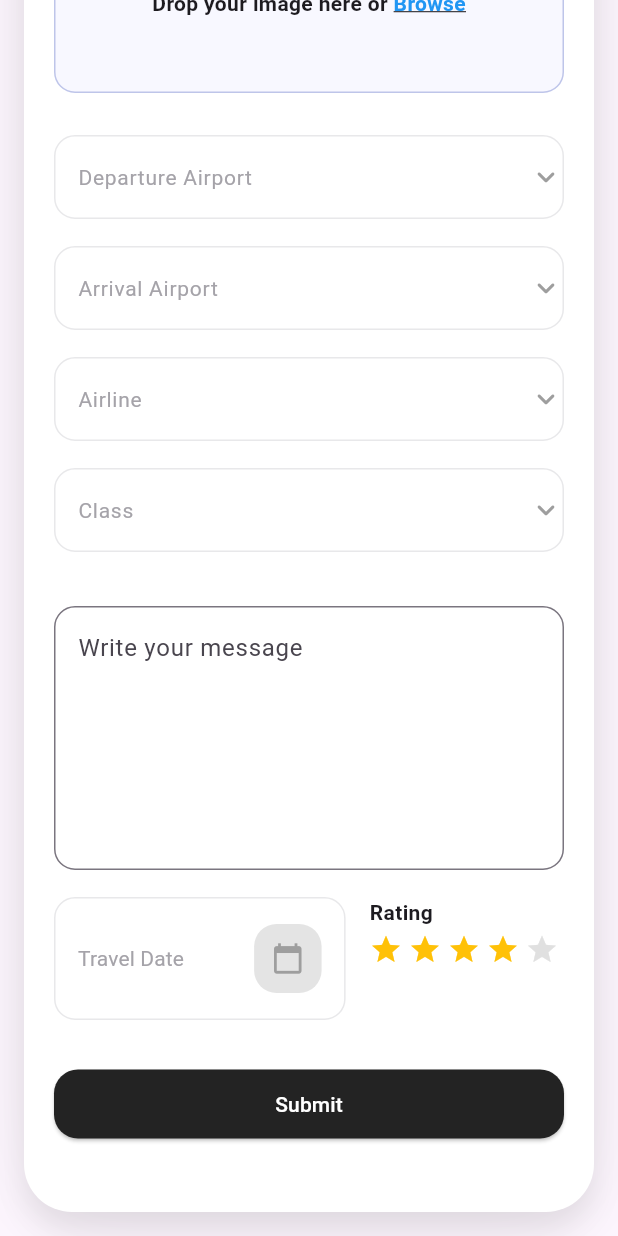
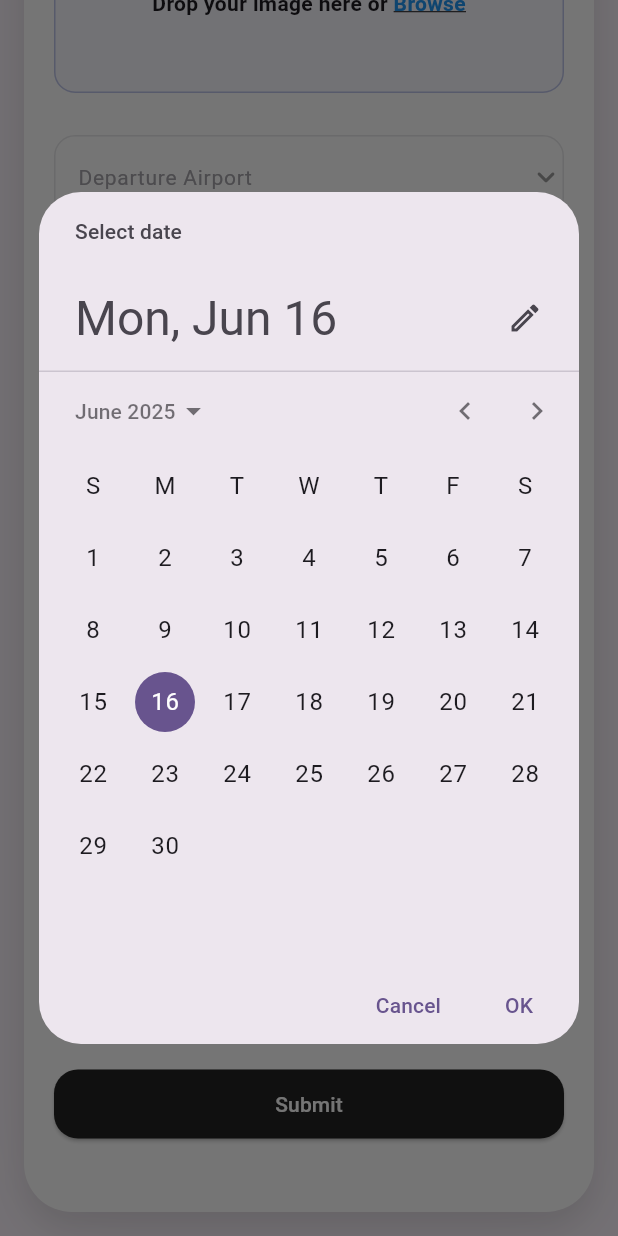
Before and after one commit to jihad1236/Test_project, a Flutter app: the ShareWidget screen opened directly, scrolled down 244 dp, after a tap on "Travel Date", on a phone screen of 412 x 824 dp. Run offline on Flutter 3.47's test engine with Material 3 defaults, Android fonts, the phone set to English and light mode, and no system bars; our stand-ins replace firebase_core, get, iconsax; accounts and stored records are empty; network calls fail; Roboto replaces fonts that are missing (Plus Jakarta Sans).

Commit message:
upload post

```diff
--- /dev/null
+++ b/lib/controller/post_controller.dart
@@ -0,0 +1,85 @@
+import 'package:get/get.dart';
+import 'package:flutter/material.dart';
+import 'package:intl/intl.dart';
+import 'package:test_project/model/post_model.dart';
+
+class ShareController extends GetxController {
+  final formKey = GlobalKey<FormState>();
+  final messageController = TextEditingController();
+
+  final departure = RxnString();
+  final arrival = RxnString();
+  final airline = RxnString();
+  final travelClass = RxnString();
+  final rating = 4.obs;
+  final travelDate = Rx<DateTime?>(null);
+
+  final dummyPosts = <PostModel>[
+    PostModel(
+      departureAirport: 'JFK',
+      arrivalAirport: 'LAX',
+      airline: 'Emirates',
+      travelClass: 'Economy',
+      message: 'Flying from JFK to LAX on Emirates Economy.',
+      travelDate: DateTime.now(),
+      rating: 4.0,
+      imageUrl: 'https://via.placeholder.com/150',
+    ),
+    PostModel(
+      departureAirport: 'LAX',
+      arrivalAirport: 'DXB',
+      airline: 'Delta',
+      travelClass: 'Business',
+      message: 'Flying from LAX to DXB on Delta Business.',
+      travelDate: DateTime.now(),
+      rating: 4.0,
+      imageUrl: 'https://via.placeholder.com/150',
+    ),
+  ];
+
+  List<String> get dropdownAirports =>
+      dummyPosts.map((e) => e.departureAirport).toSet().toList();
+  List<String> get dropdownArrivals =>
+      dummyPosts.map((e) => e.arrivalAirport).toSet().toList();
+  List<String> get dropdownAirlines =>
+      dummyPosts.map((e) => e.airline).toSet().toList();
+  List<String> get dropdownClasses =>
+      dummyPosts.map((e) => e.travelClass).toSet().toList();
+
+  PostModel? get postModel =>
+      departure.value != null &&
+              arrival.value != null &&
+              airline.value != null &&
+              travelClass.value != null &&
+              travelDate.value != null &&
+              messageController.text.isNotEmpty
+          ? PostModel(
+            departureAirport: departure.value!,
+            arrivalAirport: arrival.value!,
+            airline: airline.value!,
+            travelClass: travelClass.value!,
+            message: messageController.text,
+            travelDate: travelDate.value!,
+            rating: rating.value.toDouble(),
+            imageUrl: 'https://via.placeholder.com/150',
+          )
+          : null;
+
+  void updateRating(int newRating) => rating.value = newRating;
+
+  Future<void> pickTravelDate(BuildContext context) async {
+    final picked = await showDatePicker(
+      context: context,
+      initialDate: DateTime.now(),
+      firstDate: DateTime(2000),
+      lastDate: DateTime(2100),
+    );
+    if (picked != null) travelDate.value = picked;
+  }
+
+  @override
+  void onClose() {
+    messageController.dispose();
+    super.onClose();
+  }
+}
--- a/lib/main.dart
+++ b/lib/main.dart
@@ -1,11 +1,14 @@
 import 'package:firebase_core/firebase_core.dart';
 import 'package:flutter/material.dart';
+import 'package:get/get.dart';
+import 'package:test_project/controller/post_controller.dart';
 import 'package:test_project/firebase_options.dart';
 import 'package:test_project/views/home.dart';
 
 Future<void> main() async {
   WidgetsFlutterBinding.ensureInitialized();
   await Firebase.initializeApp(options: DefaultFirebaseOptions.currentPlatform);
+  Get.put(ShareController());
   runApp(const MyApp());
 }
 
@@ -15,7 +18,7 @@ class MyApp extends StatelessWidget {
   // This widget is the root of your application.
   @override
   Widget build(BuildContext context) {
-    return MaterialApp(
+    return GetMaterialApp(
       debugShowCheckedModeBanner: false,
 
       title: 'Test_Project',
--- a/lib/views/post.dart
+++ b/lib/views/post.dart
@@ -1,70 +1,22 @@
 import 'package:flutter/material.dart';
+import 'package:get/get.dart';
 import 'package:intl/intl.dart';
-import 'package:month_picker_dialog/month_picker_dialog.dart';
-import 'package:test_project/model/post_model.dart';
+import 'package:test_project/controller/post_controller.dart';
 
-class ShareWidget extends StatefulWidget {
-  const ShareWidget({Key? key}) : super(key: key);
-
-  @override
-  State<ShareWidget> createState() => _ShareWidgetState();
-}
-
-class _ShareWidgetState extends State<ShareWidget> {
-  final _messageController = TextEditingController();
-  final _formKey = GlobalKey<FormState>();
-
-  final List<PostModel> posts = [
-    PostModel(
-      departureAirport: 'JFK',
-      arrivalAirport: 'LAX',
-      airline: 'Emirates',
-      travelClass: 'Economy',
-      message: 'Flying from JFK to LAX on Emirates Economy.',
-      travelDate: DateTime.now(),
-      rating: 4.0,
-      imageUrl: 'https://via.placeholder.com/150',
-    ),
-    PostModel(
-      departureAirport: 'LAX',
-      arrivalAirport: 'DXB',
-      airline: 'Delta',
-      travelClass: 'Business',
-      message: 'Flying from LAX to DXB on Delta Business.',
-      travelDate: DateTime.now(),
-      rating: 4.0,
-      imageUrl: 'https://via.placeholder.com/150',
-    ),
-  ];
-
-  String? departure, arrival, airline, travelClass;
-  int rating = 4;
-  DateTime? travelDate;
-
-  @override
-  void dispose() {
-    _messageController.dispose();
-
-    super.dispose();
-  }
+class ShareWidget extends StatelessWidget {
+  const ShareWidget({super.key});
 
   @override
   Widget build(BuildContext context) {
+    final controller = Get.put(ShareController());
     final isSmall = MediaQuery.of(context).size.width <= 991;
-
-    final dropdownAirports =
-        posts.map((e) => e.departureAirport).toSet().toList();
-    final dropdownArrivals =
-        posts.map((e) => e.arrivalAirport).toSet().toList();
-    final dropdownAirlines = posts.map((e) => e.airline).toSet().toList();
-    final dropdownClasses = posts.map((e) => e.travelClass).toSet().toList();
 
     return Scaffold(
       body: Center(
         child: SingleChildScrollView(
           padding: const EdgeInsets.all(16),
           child: Form(
-            key: _formKey,
+            key: controller.formKey,
             child: Container(
               constraints: const BoxConstraints(maxWidth: 540),
               padding: EdgeInsets.symmetric(
@@ -87,40 +39,143 @@ class _ShareWidgetState extends State<ShareWidget> {
                   ),
                 ],
               ),
-              child: Column(
+              child: Obx(
+                () => Column(
                   crossAxisAlignment: CrossAxisAlignment.stretch,
                   children: [
                     const Text(
                       'Share',
-                    style: TextStyle(fontSize: 26, fontWeight: FontWeight.w700),
+                      style: TextStyle(
+                        fontSize: 26,
+                        fontWeight: FontWeight.w700,
+                      ),
                     ),
                     const SizedBox(height: 28),
                     _buildUploadBox(isSmall),
                     const SizedBox(height: 28),
                     _buildDropdown(
                       'Departure Airport',
-                    dropdownAirports,
-                    (val) => setState(() => departure = val),
+                      controller.dropdownAirports,
+                      (val) => controller.departure.value = val,
                     ),
                     _buildDropdown(
                       'Arrival Airport',
-                    dropdownArrivals,
-                    (val) => setState(() => arrival = val),
+                      controller.dropdownArrivals,
+                      (val) => controller.arrival.value = val,
                     ),
                     _buildDropdown(
                       'Airline',
-                    dropdownAirlines,
-                    (val) => setState(() => airline = val),
+                      controller.dropdownAirlines,
+                      (val) => controller.airline.value = val,
                     ),
                     _buildDropdown(
                       'Class',
-                    dropdownClasses,
-                    (val) => setState(() => travelClass = val),
+                      controller.dropdownClasses,
+                      (val) => controller.travelClass.value = val,
                     ),
                     const SizedBox(height: 18),
-                  _buildMessageField(),
+                    TextFormField(
+                      controller: controller.messageController,
+                      maxLines: 6,
+                      decoration: InputDecoration(
+                        hintText: 'Write your message',
+                        border: OutlineInputBorder(
+                          borderRadius: BorderRadius.circular(14),
+                        ),
+                      ),
+                    ),
                     const SizedBox(height: 18),
-                  _buildDateAndRatingRow(),
+                    Row(
+                      crossAxisAlignment: CrossAxisAlignment.start,
+                      children: [
+                        Expanded(
+                          flex: 3,
+                          child: OutlinedButton(
+                            style: OutlinedButton.styleFrom(
+                              side: const BorderSide(
+                                color: Color(0xFFE8E8EA),
+                                width: 1,
+                              ),
+                              shape: RoundedRectangleBorder(
+                                borderRadius: BorderRadius.circular(14),
+                              ),
+                              padding: const EdgeInsets.symmetric(
+                                horizontal: 16,
+                                vertical: 18,
+                              ),
+                              alignment: Alignment.centerLeft,
+                            ),
+                            onPressed: () => controller.pickTravelDate(context),
+                            child: Row(
+                              mainAxisAlignment: MainAxisAlignment.spaceBetween,
+                              children: [
+                                Text(
+                                  controller.travelDate.value == null
+                                      ? 'Travel Date'
+                                      : DateFormat(
+                                        'MMMM yyyy',
+                                      ).format(controller.travelDate.value!),
+                                  style: const TextStyle(
+                                    color: Color(0xFFA5A3A9),
+                                    fontSize: 14,
+                                    fontWeight: FontWeight.w400,
+                                  ),
+                                ),
+                                Container(
+                                  width: 45,
+                                  height: 46,
+                                  decoration: BoxDecoration(
+                                    color: const Color(0xFFE4E4E4),
+                                    borderRadius: BorderRadius.circular(15),
+                                  ),
+                                  child: const Icon(
+                                    Icons.calendar_today,
+                                    size: 22,
+                                    color: Colors.grey,
+                                  ),
+                                ),
+                              ],
+                            ),
+                          ),
+                        ),
+                        const SizedBox(width: 16),
+                        Expanded(
+                          flex: 2,
+                          child: Column(
+                            crossAxisAlignment: CrossAxisAlignment.start,
+                            children: [
+                              const Text(
+                                'Rating',
+                                style: TextStyle(
+                                  fontWeight: FontWeight.w600,
+                                  fontSize: 14,
+                                ),
+                              ),
+                              const SizedBox(height: 4),
+                              Wrap(
+                                spacing: 4,
+                                children: List.generate(
+                                  5,
+                                  (index) => GestureDetector(
+                                    onTap:
+                                        () =>
+                                            controller.updateRating(index + 1),
+                                    child: Icon(
+                                      Icons.star,
+                                      size: 22,
+                                      color:
+                                          index < controller.rating.value
+                                              ? Colors.amber
+                                              : Colors.grey[300],
+                                    ),
+                                  ),
+                                ),
+                              ),
+                            ],
+                          ),
+                        ),
+                      ],
+                    ),
                     const SizedBox(height: 32),
                     ElevatedButton(
                       style: ElevatedButton.styleFrom(
@@ -133,13 +188,24 @@ class _ShareWidgetState extends State<ShareWidget> {
                           borderRadius: BorderRadius.circular(16),
                         ),
                       ),
-                    onPressed: _submitForm,
+                      onPressed: () {
+                        if (controller.postModel == null) {
+                          ScaffoldMessenger.of(context).showSnackBar(
+                            const SnackBar(
+                              content: Text('Please fill all fields'),
+                            ),
+                          );
+                          return;
+                        }
+                        Navigator.pop(context, controller.postModel);
+                      },
                       child: const Text(
                         'Submit',
                         style: TextStyle(color: Colors.white),
                       ),
                     ),
                   ],
+                ),
               ),
             ),
           ),
@@ -191,14 +257,13 @@ class _ShareWidgetState extends State<ShareWidget> {
           color: Color(0xFFA5A3A9),
           fontSize: 14,
           fontWeight: FontWeight.w400,
-          fontFamily: 'Plus Jakarta Sans',
         ),
         enabledBorder: OutlineInputBorder(
-          borderSide: BorderSide(color: Color(0xFFE8E8EA), width: 1),
+          borderSide: const BorderSide(color: Color(0xFFE8E8EA), width: 1),
           borderRadius: BorderRadius.circular(14),
         ),
         focusedBorder: OutlineInputBorder(
-          borderSide: BorderSide(color: Color(0xFFE8E8EA), width: 1),
+          borderSide: const BorderSide(color: Color(0xFFE8E8EA), width: 1),
           borderRadius: BorderRadius.circular(14),
         ),
       ),
@@ -208,148 +273,4 @@ class _ShareWidgetState extends State<ShareWidget> {
       icon: const Icon(Icons.keyboard_arrow_down_rounded, color: Colors.grey),
     ),
   );
-
-  Widget _buildMessageField() => TextFormField(
-    controller: _messageController,
-    maxLines: 6,
-    decoration: InputDecoration(
-      hintText: 'Write your message',
-      border: OutlineInputBorder(borderRadius: BorderRadius.circular(14)),
-    ),
-  );
-
-  Widget _buildDateAndRatingRow() => Row(
-    crossAxisAlignment: CrossAxisAlignment.start,
-    children: [
-      Expanded(
-        flex: 3,
-        child: OutlinedButton(
-          style: OutlinedButton.styleFrom(
-            side: const BorderSide(color: Color(0xFFE8E8EA), width: 1),
-            shape: RoundedRectangleBorder(
-              borderRadius: BorderRadius.circular(14),
-            ),
-            padding: const EdgeInsets.symmetric(horizontal: 16, vertical: 18),
-            alignment: Alignment.centerLeft,
-          ),
-          onPressed: () async {
-            final date = await showMonthPicker(
-              context: context,
-              initialDate: DateTime.now(),
-              firstDate: DateTime(2000),
-              lastDate: DateTime(2100),
-            );
-            if (date != null) setState(() => travelDate = date);
-          },
-          child: Row(
-            mainAxisAlignment: MainAxisAlignment.spaceBetween,
-            children: [
-              Text(
-                travelDate == null
-                    ? 'Travel Date'
-                    : DateFormat('MMMM yyyy').format(travelDate!),
-                style: const TextStyle(
-                  color: Color(0xFFA5A3A9),
-                  fontFamily: 'Plus Jakarta Sans',
-                  fontSize: 14,
-                  fontWeight: FontWeight.w400,
-                ),
-              ),
-              Container(
-                width: 45,
-                height: 46,
-                decoration: BoxDecoration(
-                  color: const Color(0xFFE4E4E4),
-                  borderRadius: BorderRadius.circular(15),
-                ),
-                child: const Icon(
-                  Icons.calendar_today,
-                  size: 22,
-                  color: Colors.grey,
-                ),
-              ),
-            ],
-          ),
-        ),
-      ),
-      const SizedBox(width: 16),
-      Expanded(
-        flex: 2,
-        child: Column(
-          crossAxisAlignment: CrossAxisAlignment.start,
-          children: [
-            const Text(
-              'Rating',
-              style: TextStyle(
-                fontWeight: FontWeight.w600,
-                fontSize: 14,
-                fontFamily: 'Plus Jakarta Sans',
-              ),
-            ),
-            const SizedBox(height: 4),
-            Wrap(
-              spacing: 4,
-              children: List.generate(
-                5,
-                (index) => GestureDetector(
-                  onTap: () => setState(() => rating = index + 1),
-                  child: Icon(
-                    Icons.star,
-                    size: 22,
-                    color: index < rating ? Colors.amber : Colors.grey[300],
-                  ),
-                ),
-              ),
-            ),
-          ],
-        ),
-      ),
-    ],
-  );
-
-  void _submitForm() {
-    if ([
-          departure,
-          arrival,
-          airline,
-          travelClass,
-          travelDate,
-          _messageController.text,
-        ].contains(null) ||
-        _messageController.text.isEmpty) {
-      ScaffoldMessenger.of(
-        context,
-      ).showSnackBar(const SnackBar(content: Text('Please fill all fields')));
-      return;
 }
-
-    final post = PostModel(
-      departureAirport: departure!,
-      arrivalAirport: arrival!,
-      airline: airline!,
-      travelClass: travelClass!,
-      message: _messageController.text,
-      travelDate: travelDate!,
-      rating: rating.toDouble(),
-      imageUrl: 'https://via.placeholder.com/150',
-    );
-
-    ScaffoldMessenger.of(context).showSnackBar(
-      SnackBar(content: Text('Post submitted successfully!${post.airline}')),
-    );
-    print(post.airline);
-    Navigator.pop(
-      context,
-      PostModel(
-        departureAirport: departure!,
-        arrivalAirport: arrival!,
-        airline: airline!,
-        travelClass: travelClass!,
-        message: _messageController.text,
-        travelDate: travelDate!,
-        rating: rating.toDouble(),
-        imageUrl: 'https://via.placeholder.com/150',
-      ),
-    );
-  }
-}
```
Also changed, not shown: lib/elements/news_feed.dart (+26 -12 lines). Lines whose indentation alone changed are shown as unchanged.
